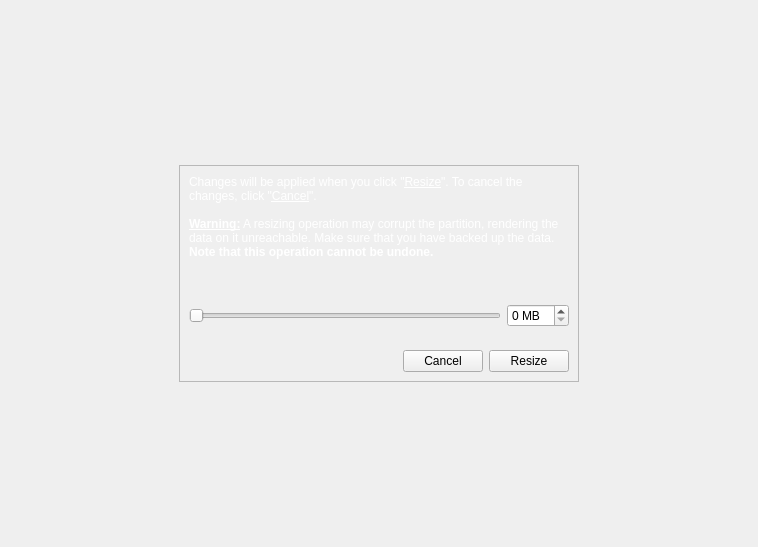
First picture: the form in yali/gui/Ui/partresize.ui, repository dadas45li/yali, before the edit.
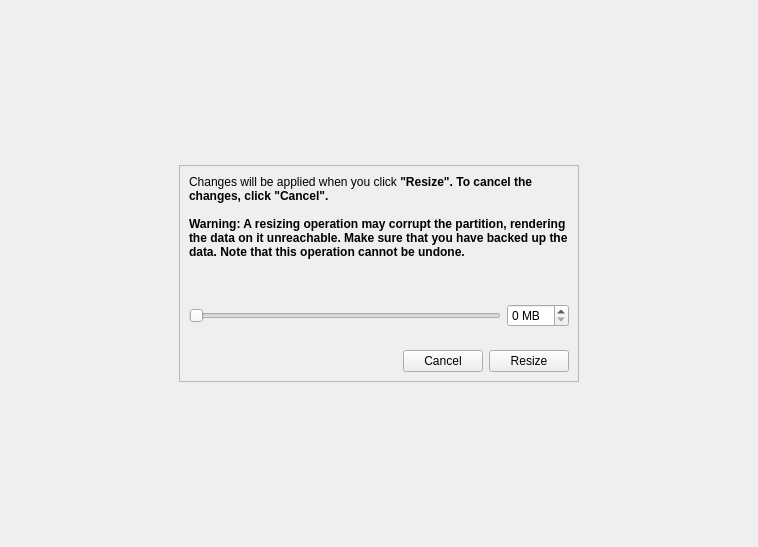
Second picture: the form after the edit.

The edit to the form file:
```diff
--- a/yali/gui/Ui/partresize.ui
+++ b/yali/gui/Ui/partresize.ui
@@ -65,17 +65,15 @@
      <property name="lineWidth" >
       <number>0</number>
      </property>
-     <layout class="QGridLayout" name="gridLayout" >
-      <item row="0" column="0" colspan="2" >
-       <widget class="QLabel" name="label" >
-        <property name="text" >
-         <string>&lt;!DOCTYPE HTML PUBLIC "-//W3C//DTD HTML 4.0//EN" "http://www.w3.org/TR/REC-html40/strict.dtd">
-&lt;html>&lt;head>&lt;meta name="qrichtext" content="1" />&lt;style type="text/css">
+     <layout class="QGridLayout" name="gridLayout">
+      <item row="0" column="0" colspan="2">
+       <widget class="QLabel" name="label">
+        <property name="text">
+         <string>&lt;!DOCTYPE HTML PUBLIC &quot;-//W3C//DTD HTML 4.0//EN&quot; &quot;http://www.w3.org/TR/REC-html40/strict.dtd&quot;&gt;
+&lt;html&gt;&lt;head&gt;&lt;meta name=&quot;qrichtext&quot; content=&quot;1&quot; /&gt;&lt;style type=&quot;text/css&quot;&gt;
 p, li { white-space: pre-wrap; }
-&lt;/style>&lt;/head>&lt;body style=" font-family:'Sans Serif'; font-size:9pt; font-weight:400; font-style:normal;">
-&lt;p style=" margin-top:0px; margin-bottom:0px; margin-left:0px; margin-right:0px; -qt-block-indent:0; text-indent:0px;">&lt;span style=" color:#ffffff;">Changes will be applied when you click "&lt;/span>&lt;span style=" text-decoration: underline; color:#ffffff;">Resize&lt;/span>&lt;span style=" color:#ffffff;">". To cancel the changes, click "&lt;/span>&lt;span style=" text-decoration: underline; color:#ffffff;">Cancel&lt;/span>&lt;span style=" color:#ffffff;">".&lt;/span>&lt;/p>
-&lt;p style="-qt-paragraph-type:empty; margin-top:0px; margin-bottom:0px; margin-left:0px; margin-right:0px; -qt-block-indent:0; text-indent:0px; color:#ffffff;">&lt;/p>
-&lt;p style=" margin-top:0px; margin-bottom:0px; margin-left:0px; margin-right:0px; -qt-block-indent:0; text-indent:0px; color:#ffffff;">&lt;span style=" font-weight:600; text-decoration: underline;">Warning:&lt;/span> A resizing operation may corrupt the partition, rendering the data on it unreachable. Make sure that you have backed up the data.&lt;span style=" font-weight:600;"> &lt;/span>&lt;span style=" font-weight:600;">Note that this operation cannot be undone.&lt;/span>&lt;/p>&lt;/body>&lt;/html></string>
+&lt;/style&gt;&lt;/head&gt;&lt;body style=&quot; font-family:'Sans Serif'; font-size:9pt; font-weight:400; font-style:normal;&quot;&gt;
+&lt;p style=&quot; margin-top:0px; margin-bottom:0px; margin-left:0px; margin-right:0px; -qt-block-indent:0; text-indent:0px;&quot;&gt;Changes will be applied when you click &lt;span style=&quot; font-weight:600;&quot;&gt;&amp;quot;Resize&amp;quot;. To cancel the changes, click &amp;quot;Cancel&amp;quot;. &lt;br /&gt;&lt;br /&gt;Warning: A resizing operation may corrupt the partition, rendering the data on it unreachable. Make sure that you have backed up the data. Note that this operation cannot be undone.&lt;/span&gt;&lt;/p&gt;&lt;/body&gt;&lt;/html&gt;</string>
         </property>
         <property name="textFormat" >
          <enum>Qt::RichText</enum>
```
Left out of the diff: 131 changed lines with no effect on the pictures.
